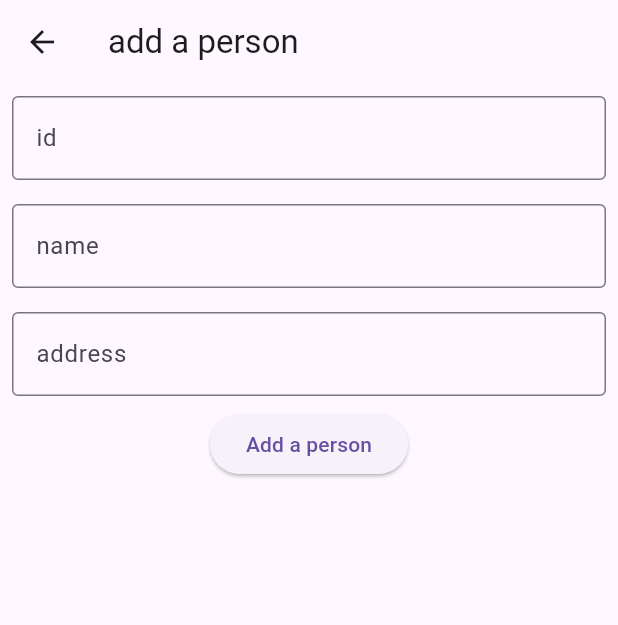
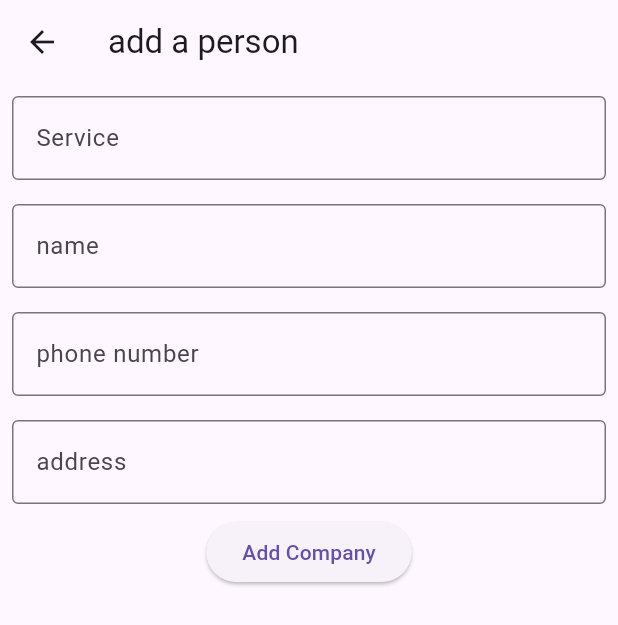
Before and after one commit to Dipeshpangeni/learning_firebase_auth, a Flutter app: the PersonAddScreen screen opened directly, on a phone screen of 412 x 824 dp. Shown: the top 625 px of the screen. Run offline on Flutter 3.47's test engine with Material 3 defaults, Android fonts, the phone set to English and light mode, and no system bars; our stand-ins replace cloud_firestore, firebase_core; accounts and stored records are empty.

Commit message:
feat: ubdate featurre working

```diff
--- a/lib/main.dart
+++ b/lib/main.dart
@@ -26,7 +26,7 @@ class MyApp extends StatelessWidget {
   Widget build(BuildContext context) {
     return MaterialApp(
       title: 'Flutter Demo',
-      darkTheme: ThemeData.dark(),
+      darkTheme: ThemeData.light(),
      home: CompanyHomescreen(),
       debugShowCheckedModeBanner: false,
     );
--- a/lib/screens/add_company_screen.dart
+++ b/lib/screens/add_company_screen.dart
@@ -1,13 +1,11 @@
+import 'package:database_demo/models/company.dart';
+import 'package:database_demo/services/firebase_db_services.dart';
 import 'package:flutter/material.dart';
 
-import '../models/company.dart';
-import '../services/firebase_db_services.dart';
-// import '../services/person_services.dart';
-// import '../models/person.dart';
 
 class PersonAddScreen extends StatefulWidget {
-  final Company? person;
-  const PersonAddScreen({super.key, this.person});
+  final Company? company;
+  const PersonAddScreen({super.key, this.company});
 
   @override
   State<PersonAddScreen> createState() => _PersonAddScreenState();
@@ -16,41 +14,47 @@ class PersonAddScreen extends StatefulWidget {
 class _PersonAddScreenState extends State<PersonAddScreen> {
   TextEditingController _nameController = TextEditingController();
   TextEditingController _addressController = TextEditingController();
-  TextEditingController _idController = TextEditingController();
+  TextEditingController _serviceController = TextEditingController();
+  TextEditingController _phoneController = TextEditingController();
+
+GlobalKey<FormState> _forKey =GlobalKey<FormState>();
 
   @override
   void initState() {
     super.initState();
 
-    if (widget.person != null) {
-      _idController.text = widget.person!.id.toString();
-      _nameController.text = widget.person!.name?? 'No name given';
-      _addressController.text = widget.person!.address ?? 'No address given';
+    if (widget.company != null) {
+      _serviceController.text = widget.company!.id.toString();
+      _nameController.text = widget.company!.name?? 'No name given';
+      _addressController.text = widget.company!.address ?? 'No address given';
     }
   }
 
   @override
   Widget build(BuildContext context) {
     return Scaffold(
+
       appBar: AppBar(
         title: Text('add a person'),
       ),
       body: SingleChildScrollView(
+        child: Form(
+key: _forKey,
           child: Column(
             children: [
               Padding(
                 padding: const EdgeInsets.all(8.0),
-              child: TextField(
-                controller: _idController,
+                    child: TextFormField(
+                  controller: _serviceController,
                   decoration: InputDecoration(
                       border: OutlineInputBorder(),
-                    hintText: 'enter the id of person',
-                    label: Text('id')),
+                      // hintText: 'enter the id of person',
+                      label: Text('Service')),
                 ),
               ),
               Padding(
                 padding: const EdgeInsets.all(8.0),
-              child: TextField(
+                child: TextFormField(
                   controller: _nameController,
                   decoration: InputDecoration(
                       border: OutlineInputBorder(),
@@ -60,7 +64,17 @@ class _PersonAddScreenState extends State<PersonAddScreen> {
               ),
               Padding(
                 padding: const EdgeInsets.all(8.0),
-              child: TextField(
+                child: TextFormField(
+                  controller: _phoneController,
+                  decoration: InputDecoration(
+                      border: OutlineInputBorder(),
+                      hintText: 'enter youe phone number',
+                      label: Text('phone number')),
+                ),
+              ),
+              Padding(
+                padding: const EdgeInsets.all(8.0),
+                child: TextFormField(
                   controller: _addressController,
                   decoration: InputDecoration(
                       border: OutlineInputBorder(),
@@ -68,30 +82,46 @@ class _PersonAddScreenState extends State<PersonAddScreen> {
                       label: Text('address')),
                 ),
               ),
-            widget.person != null
+              widget.company != null
                   ? ElevatedButton(
                       onPressed: () async {
                        Company company = Company(
-                          id: (_idController.text),
+                            services: [_serviceController.text],
                             name: _nameController.text,
-                          address: _addressController.text);
+                            address: _addressController.text,
+                            phonenumber: int.tryParse(_phoneController.text)
 
-                      await FirebaseDbServices ().editCompany();
+                            );
+
+                        await FirebaseDbServices ().editCompany(company);
                         Navigator.pop(context);
                       },
                       child: Text('Edit person'))
                   : ElevatedButton(
+
+
                       onPressed: () async {
                       Company company =Company(
-                          id: (_idController.text),
+                            services: [_serviceController.text],
                             name: _nameController.text,
-                          address: _addressController.text);
+                            address: _addressController.text,
+                     phonenumber: int.tryParse(_phoneController.text)
 
-                      await FirebaseDbServices ().addCompany();
+                            );
+
+                            if(widget.company==null)  {
+ await FirebaseDbServices ().addCompany(company);
+                            }      else{
+
+          company.id =widget.company!.id;
+                        await FirebaseDbServices ().editCompany(company);
+                            }
+
                         Navigator.pop(context);
                       },
-                    child: Text('Add a person'))
+                      child: Text(widget.company == null? 'Add Company':"ubdate company"))
             ],
+          ),
         ),
       ),
     );
--- a/lib/services/firebase_db_services.dart
+++ b/lib/services/firebase_db_services.dart
@@ -1,4 +1,3 @@
-
 import 'package:cloud_firestore/cloud_firestore.dart';
 import 'package:database_demo/models/company.dart';
 
@@ -17,16 +16,15 @@ class FirebaseDbServices {
       List<Company> allCompanies = [];
 
       for (var document in allDocuments) {
-        String id =document.id;
+        String id = document.id;
         Map data = document.data() as Map;
         Company newCompany = Company(
-          id:id,
-            name: data['name'] ?? "No name provided",
-            address: data['address'] ?? "No address Given",
-            services: data['services']??[],
-            establishedAt: data['establistAt'],
-            );
-
+          id: id,
+          name: data['name'] ?? "No name provided",
+          address: data['address'] ?? "No address Given",
+          services: data['services'] ?? [],
+          establishedAt: data['establistAt'],
+        );
 
         allCompanies.add(newCompany);
       }
@@ -43,14 +41,29 @@ class FirebaseDbServices {
 // for (var doc in companyCollection.)
   }
 
-  deletCompany(String docId)async{
-
-await companyCollection.doc(docId).delete().then((value)=> print("successfuly deleted"))
-.onError((error, stackTrace) => print("error is $error and stack trace is $stackTrace"));
+  deletCompany(String docId) async {
+    await companyCollection
+        .doc(docId)
+        .delete()
+        .then((value) => print("successfuly deleted"))
+        .onError((error, stackTrace) =>
+            print("error is $error and stack trace is $stackTrace"));
   }
 
-  editCompany({Company? company}){
+  addCompany(Company company) async {
+    try {
+      await companyCollection.add(company.toJson());
+    } catch (e) {
+      print("error is $e");
+    }
+  }
 
+  editCompany(Company company) async {
+try{
+  await companyCollection.doc(company.id).update(company.toJson());
+}
+catch(e){
+  print("The error is $e");
+}
   }
-  addCompany(){}
 }
```
Also changed, not shown: lib/models/company.dart (+18 -0 lines), lib/screens/company_homescreen.dart (+54 -12 lines). Lines whose indentation alone changed are shown as unchanged.
